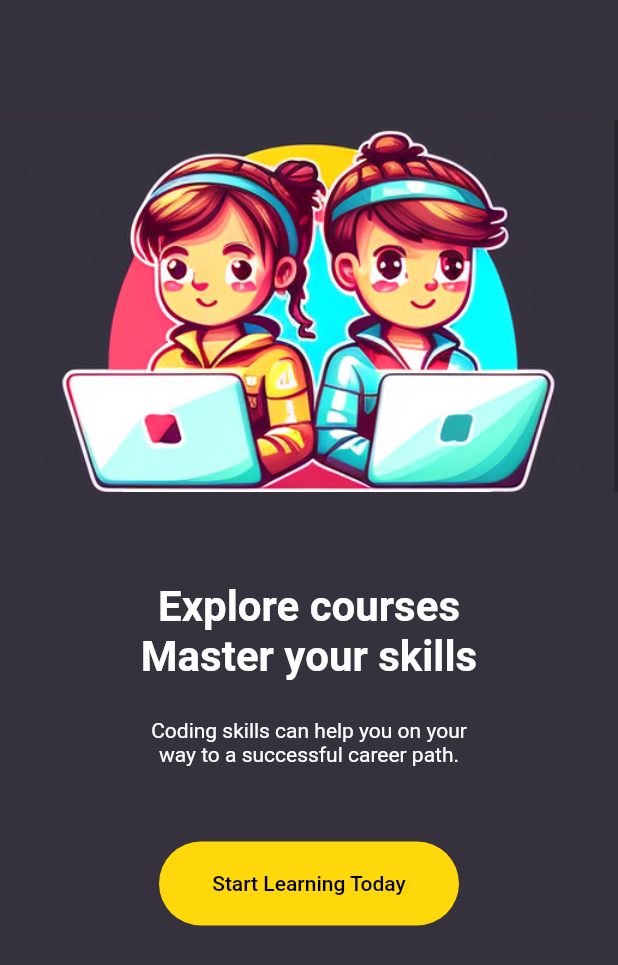
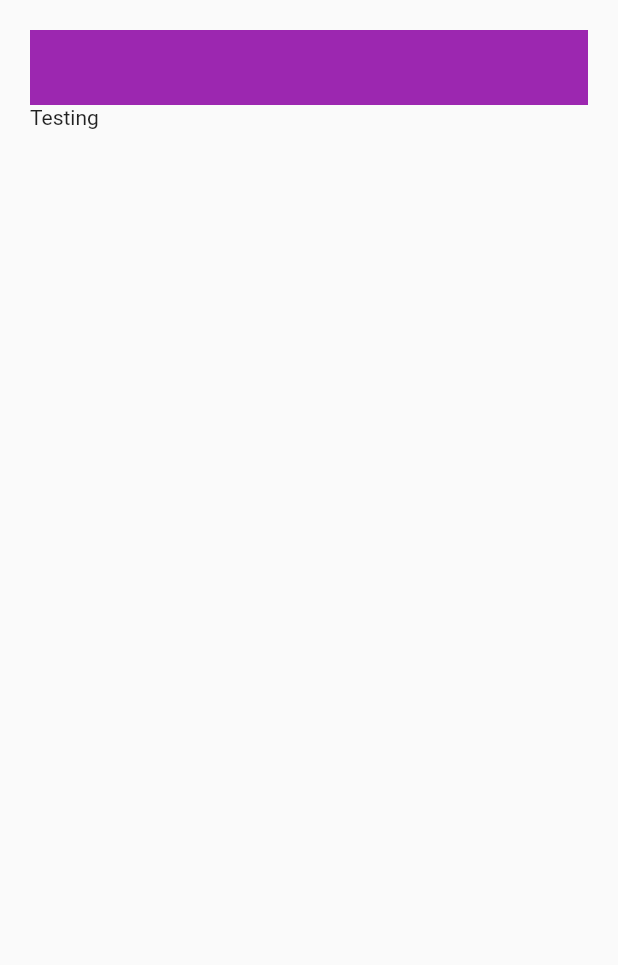
Before and after one commit to Chamidilshan/learn_programming, a Flutter app: the screen it shows after launch, after a tap on "Start Learning Today", on a phone screen of 412 x 824 dp. Shown: the top 965 px of the screen. Run offline on Flutter 3.47's test engine with Material 2 defaults, Android fonts, the phone set to English and light mode, and no system bars.

Commit message:
added home page

```diff
--- /dev/null
+++ b/lib/pages/home_page.dart
@@ -0,0 +1,28 @@
+import 'package:flutter/material.dart';
+
+class HomePage extends StatelessWidget {
+  const HomePage({Key? key}) : super(key: key);
+
+  @override
+  Widget build(BuildContext context) {
+    return Scaffold(
+      body: Padding(
+        padding: EdgeInsets.all(20),
+        child: ListView(
+          children: [
+            Container(
+              height: 50.0,
+              width: 50.0,
+              decoration: BoxDecoration(
+                color: Colors.purple
+              ),
+            ),
+            Text(
+              'Testing'
+            )
+          ],
+        ),
+      ),
+    );
+  }
+}
--- a/lib/pages/started_page.dart
+++ b/lib/pages/started_page.dart
@@ -1,4 +1,5 @@
 import 'package:flutter/material.dart';
+import 'package:learn_programming/pages/home_page.dart';
 
 class StartedPage extends StatelessWidget {
   const StartedPage({Key? key}) : super(key: key);
@@ -47,7 +48,13 @@ class StartedPage extends StatelessWidget {
           SizedBox(
             width: 200.0,
             child: ElevatedButton(
-                onPressed: () {},
+                onPressed: () {
+                  Navigator.push(
+                      context, MaterialPageRoute(
+                      builder: (context) => HomePage()
+                  ),
+                  );
+                },
               style: ElevatedButton.styleFrom(
                 backgroundColor: const Color(0xFFffd80b),
                 foregroundColor: Colors.black,
```
